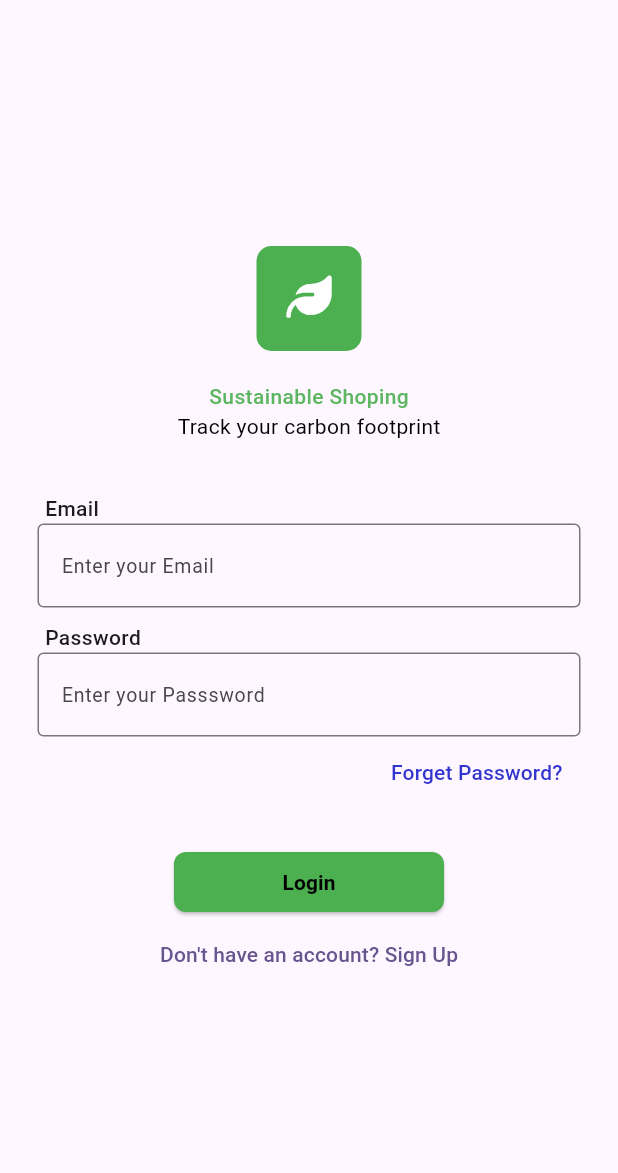
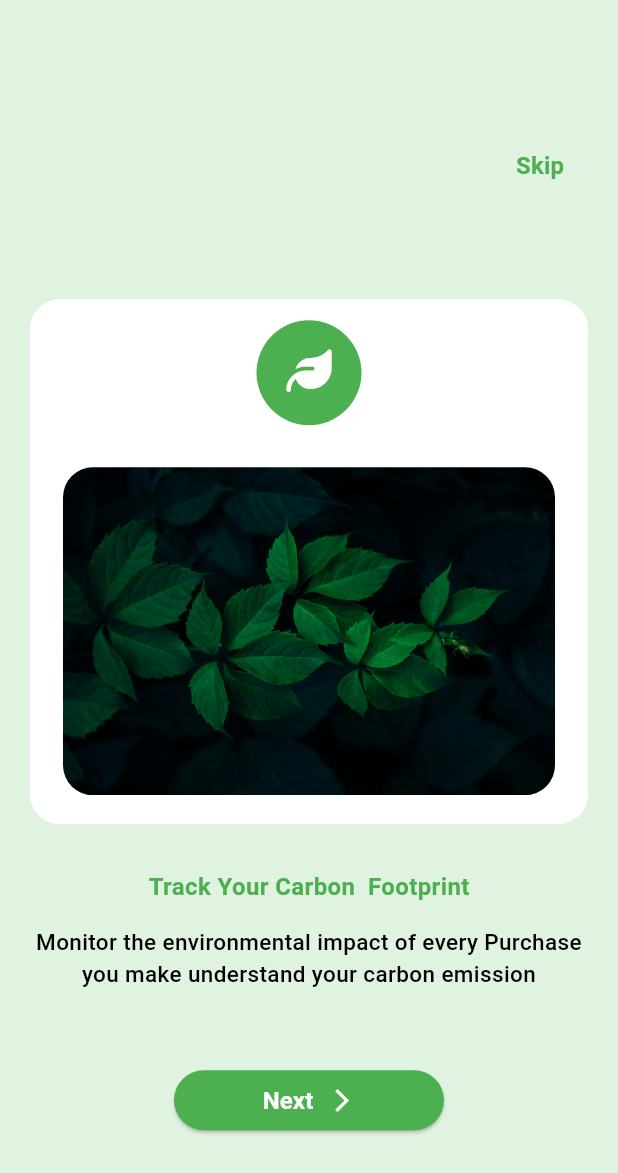
Before and after one commit to puniiith25/Sustainable_Tracker_APP, a Flutter app: the screen it shows after launch, on a phone screen of 412 x 824 dp. Shown: the top 1173 px of the screen. Run offline on Flutter 3.47's test engine with Material 3 defaults, Android fonts, the phone set to English and light mode, and no system bars; our stand-ins replace font_awesome_flutter.

Commit message:
welcome page completed

```diff
--- a/sustainable_tracker/lib/Pages/LoginPage.dart
+++ b/sustainable_tracker/lib/Pages/LoginPage.dart
@@ -148,7 +148,7 @@ class _loginPageState extends State<loginPage> {
               ),
             ),
 
-            Container(
+            SizedBox(
               width: 180,
               child: ElevatedButton(
                 onPressed: () {},
--- /dev/null
+++ b/sustainable_tracker/lib/Welcome_Pages/Welcome_Page1.dart
@@ -0,0 +1,146 @@
+import 'package:flutter/material.dart';
+import 'package:font_awesome_flutter/font_awesome_flutter.dart';
+
+class Welcome_Page1 extends StatelessWidget {
+  const Welcome_Page1({super.key});
+
+  @override
+  Widget build(BuildContext context) {
+    return Scaffold(
+      body: Container(
+        width: double.infinity,
+        decoration: BoxDecoration(
+          color: const Color.fromARGB(255, 224, 243, 225),
+        ),
+        child: Center(
+          child: Column(
+            mainAxisAlignment: MainAxisAlignment.center,
+            children: [
+              Align(
+                alignment: Alignment.topRight,
+                child: Padding(
+                  padding: const EdgeInsets.all(20.0),
+                  child: TextButton(
+                    onPressed: () {
+                      // action here
+                    },
+                    child: Text(
+                      "Skip",
+                      style: TextStyle(
+                        fontSize: 16,
+                        fontWeight: FontWeight.bold,
+                        color: Colors.green,
+                      ),
+                    ),
+                  ),
+                ),
+              ),
+
+              SizedBox(height: 25),
+
+              Padding(
+                padding: const EdgeInsets.all(20.0),
+                child: Container(
+                  decoration: BoxDecoration(
+                    color: Colors.white,
+                    borderRadius: BorderRadius.circular(20),
+                  ),
+
+                  width: double.infinity,
+                  height: 350,
+                  child: Padding(
+                    padding: const EdgeInsets.all(14.0),
+                    child: Column(
+                      children: [
+                        Container(
+                          width: 70,
+                          height: 70,
+                          decoration: BoxDecoration(
+                            color: Colors.green,
+                            borderRadius: BorderRadius.circular(40),
+                          ),
+                          child: Center(
+                            child: Icon(
+                              FontAwesomeIcons.leaf,
+                              size: 30,
+                              color: Colors.white,
+                            ),
+                          ),
+                        ),
+                        SizedBox(height: 20),
+                        Padding(
+                          padding: const EdgeInsets.all(8.0),
+                          child: ClipRRect(
+                            borderRadius: BorderRadius.circular(20),
+                            child: Image.asset('assets/images/leaf.jpeg'),
+                          ),
+                        ),
+                      ],
+                    ),
+                  ),
+                ),
+              ),
+              SizedBox(height: 10),
+              Container(
+                child: Center(
+                  child: Column(
+                    mainAxisAlignment: MainAxisAlignment.center,
+                    children: [
+                      Text(
+                        "Track Your Carbon  Footprint",
+                        style: TextStyle(
+                          color: Colors.green,
+                          fontWeight: FontWeight.bold,
+                          fontSize: 16,
+                        ),
+                      ),
+                      SizedBox(height: 15),
+                      Padding(
+                        padding: const EdgeInsets.symmetric(horizontal: 19),
+                        child: Text(
+                          'Monitor the environmental impact of every Purchase you make understand your carbon emission',
+                          textAlign: TextAlign.center,
+                          style: TextStyle(
+                            color: Colors.black,
+                            fontWeight: FontWeight.w500,
+                            fontSize: 15,
+                          ),
+                        ),
+                      ),
+                    ],
+                  ),
+                ),
+              ),
+              SizedBox(height: 50),
+              SizedBox(
+                width: 180,
+                child: ElevatedButton(
+                  onPressed: () {},
+                  style: ElevatedButton.styleFrom(
+                    backgroundColor: Colors.green,
+                  ),
+
+                  child: Row(
+                    mainAxisAlignment: MainAxisAlignment.center,
+                    children: [
+                      Text(
+                        "Next",
+                        style: TextStyle(
+                          fontSize: 16,
+                          color: Colors.white,
+                          fontWeight: FontWeight.bold,
+                        ),
+                      ),
+                      SizedBox(width: 10),
+                      Icon(Icons.arrow_forward_ios, color: Colors.white),
+                    ],
+                  ),
+                ),
+              ),
+            ],
+          ),
+        ),
+      ),
+    );
+  }
+}
--- a/sustainable_tracker/lib/main.dart
+++ b/sustainable_tracker/lib/main.dart
@@ -1,6 +1,5 @@
 import 'package:flutter/material.dart';
-import 'package:sustainable_tracker/Pages/LoginPage.dart';
-import 'package:sustainable_tracker/Pages/signup.dart';
+import 'package:sustainable_tracker/Welcome_Pages/Welcome_Page1.dart';
 
 void main() {
   runApp(const MyApp());
@@ -18,7 +17,7 @@ class MyApp extends StatelessWidget {
       theme: ThemeData(
         colorScheme: ColorScheme.fromSeed(seedColor: Colors.deepPurple),
       ),
-      home: loginPage(),
+      home: Welcome_Page1(),
     );
   }
 }
--- a/sustainable_tracker/pubspec.yaml
+++ b/sustainable_tracker/pubspec.yaml
@@ -61,9 +61,8 @@ flutter:
   uses-material-design: true
 
   # To add assets to your application, add an assets section, like this:
-  # assets:
-  #   - images/a_dot_burr.jpeg
-  #   - images/a_dot_ham.jpeg
+  assets:
+    - assets/images/
 
   # An image asset can refer to one or more resolution-specific "variants", see
   # https://flutter.dev/to/resolution-aware-images
```
Also changed, not shown: sustainable_tracker/assets/images/leaf.jpeg (added).
